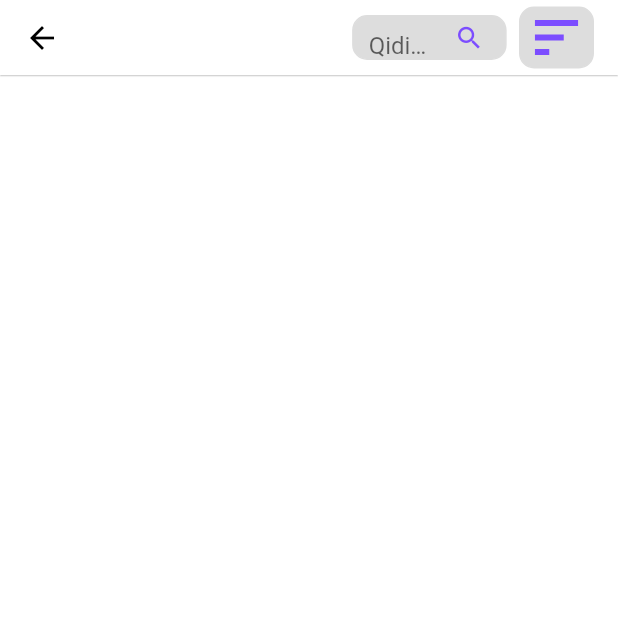
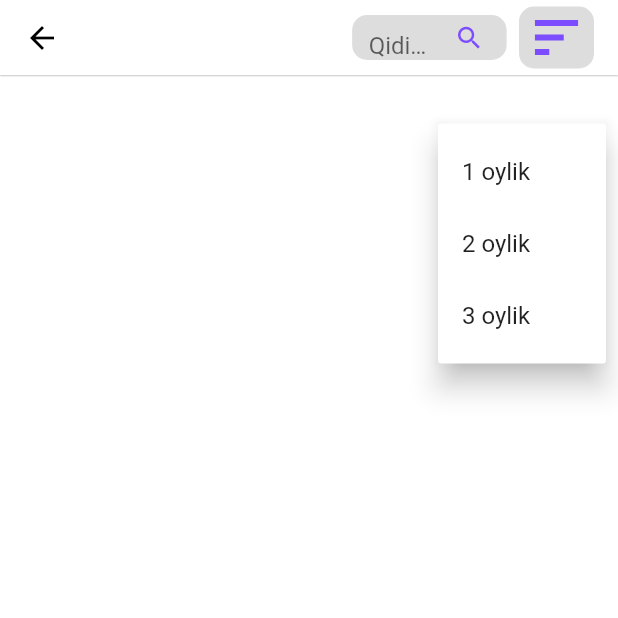
Before and after one commit to To-Rex/online-Sklad-decktop, a Flutter app: the TransaktionsPage screen opened directly, after a tap on an icon or button, on a phone screen of 412 x 824 dp, the top half of it. Run offline on Flutter 3.47's test engine with Material 2 defaults, Android fonts, the light colour scheme and no system bars; our stand-ins replace flutter_svg, shared_preferences; missing offline and left inert: window_manager; accounts and stored records are empty.

Commit message:
Flutter ombor projekt

```diff
--- a/lib/admin/tarnsaktion_page.dart
+++ b/lib/admin/tarnsaktion_page.dart
@@ -14,6 +14,8 @@ class _TransktionPageState extends State<TransaktionsPage>  with SingleTickerPro
   void initState() {
     super.initState();
   }
+
+  String _selectedMenu = '';
 
   @override
   Widget build(BuildContext context) {
@@ -83,6 +85,31 @@ class _TransktionPageState extends State<TransaktionsPage>  with SingleTickerPro
                     highlightColor: Colors.white,
                     color: Colors.white,
                     onPressed: () {
+                      //context menu
+                      showMenu(
+                        context: context,
+                        position: RelativeRect.fromLTRB(
+                            MediaQuery.of(context).size.width * 0.8,
+                            MediaQuery.of(context).size.height * 0.1, 0, 0),
+                        items: [
+                          const PopupMenuItem(
+                            value: '1',
+                            child: Text('1 oylik'),
+                          ),
+                          const PopupMenuItem(
+                            value: '2',
+                            child: Text('2 oylik'),
+                          ),
+                          const PopupMenuItem(
+                            value: '3',
+                            child: Text('3 oylik'),
+                          ),
+                        ],
+                      ).then((value) {
+                        setState(() {
+                          //_selectedMenu = value;
+                        });
+                      });
                     },
                     icon: SvgPicture.asset(
                       'assets/sort.svg',
@@ -106,3 +133,7 @@ class _TransktionPageState extends State<TransaktionsPage>  with SingleTickerPro
     );
   }
 }
+
+mixin Menu {
+  String get name;
+}
```
